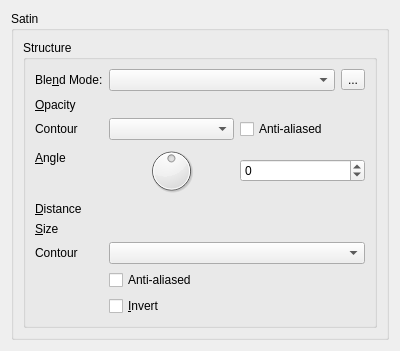
Above: krita/ui/layerstyles/WdgSatin.ui from KDE/krita before the change. Below: the same form after it.
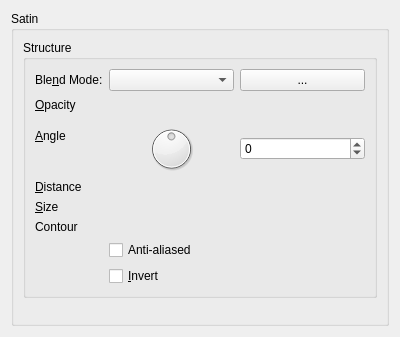
That is the form after the change. Custom widgets are drawn as their Qt base class.

Commit message:
Use the custom widgets where necessary
KColorButton instead of KoColorButton
KisCmbGradient instead of QCombobox
KisCmbContour instead of QCombobox

Diff of the .ui file:
```diff
--- a/krita/ui/layerstyles/WdgSatin.ui
+++ b/krita/ui/layerstyles/WdgSatin.ui
@@ -7,7 +7,7 @@
     <x>0</x>
     <y>0</y>
     <width>400</width>
-    <height>308</height>
+    <height>337</height>
    </rect>
   </property>
   <property name="windowTitle">
@@ -46,7 +46,7 @@
             </widget>
            </item>
            <item>
-            <widget class="KoColorPopupButton" name="toolButton">
+            <widget class="KColorButton" name="bnColor">
              <property name="text">
               <string>...</string>
              </property>
@@ -86,29 +86,8 @@
            </property>
           </widget>
          </item>
-         <item row="2" column="0">
-          <widget class="QLabel" name="label_5">
-           <property name="text">
-            <string>Contour</string>
-           </property>
-          </widget>
-         </item>
          <item row="2" column="1">
-          <layout class="QHBoxLayout" name="horizontalLayout_2">
-           <item>
-            <widget class="QComboBox" name="cmbContour"/>
-           </item>
-           <item>
-            <widget class="QCheckBox" name="chkAntiAliased">
-             <property name="toolTip">
-              <string>Smooth the contour</string>
-             </property>
-             <property name="text">
-              <string>Anti-aliased</string>
-             </property>
-            </widget>
-           </item>
-          </layout>
+          <layout class="QHBoxLayout" name="horizontalLayout_2"/>
          </item>
          <item row="3" column="0">
           <widget class="QLabel" name="label">
@@ -181,10 +160,10 @@
           </widget>
          </item>
          <item row="6" column="1">
-          <widget class="QComboBox" name="cmbContour_2"/>
+          <widget class="KisCmbContour" name="cmbContour"/>
          </item>
          <item row="7" column="1">
-          <widget class="QCheckBox" name="chkAntiAliased_2">
+          <widget class="QCheckBox" name="chkAntiAliased">
            <property name="toolTip">
             <string>Smooth the contour</string>
            </property>
@@ -258,6 +237,11 @@
    <extends>QWidget</extends>
    <header>kis_slider_spin_box.h</header>
   </customwidget>
+  <customwidget>
+   <class>KColorButton</class>
+   <extends>QPushButton</extends>
+   <header location="global">kcolorbutton.h</header>
+  </customwidget>
   <customwidget>
    <class>KisSliderSpinBox</class>
    <extends>QWidget</extends>
@@ -265,9 +249,9 @@
    <container>1</container>
   </customwidget>
   <customwidget>
-   <class>KoColorPopupButton</class>
-   <extends>QToolButton</extends>
-   <header location="global">KoColorPopupButton.h</header>
+   <class>KisCmbContour</class>
+   <extends>QWidget</extends>
+   <header>kis_cmb_contour.h</header>
   </customwidget>
  </customwidgets>
  <resources/>
```
Left out of the diff: 5 changed lines with no effect on the pictures. The commit also changes 7 other files.
